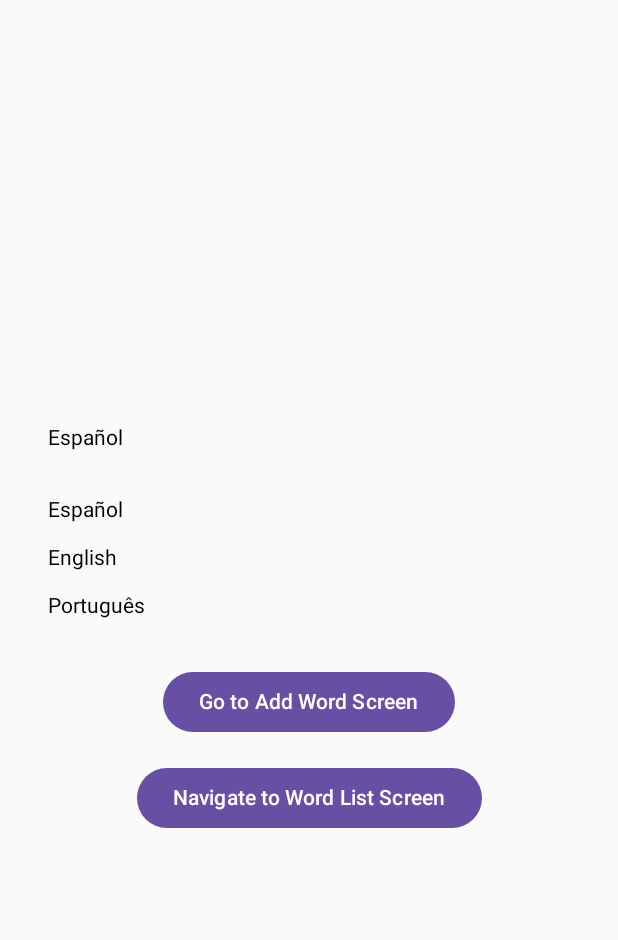
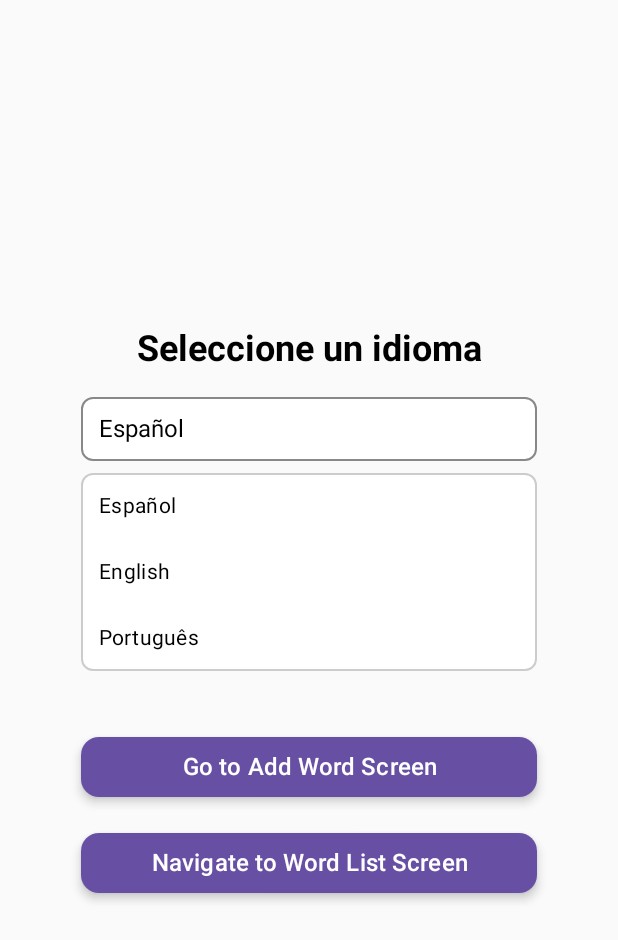
Before and after one commit to fgmasw/FullyTrilingual-Public, an Android app built with Jetpack Compose: the screen it shows after launch (MainActivity), after a tap on "Español", on a phone screen of 412 x 824 dp. Shown: the top 940 px of the screen. Run offline under Robolectric (Android 15) with nearby library versions, the phone set to English and light mode, and no system bars.

Commit message:
Update with changes 2024-12-15 16:27

```diff
--- a/app/src/main/java/com/fagir/fullytrilingual/ui/screens/home/HomeScreenPlaceholder.kt
+++ b/app/src/main/java/com/fagir/fullytrilingual/ui/screens/home/HomeScreenPlaceholder.kt
@@ -1,18 +1,26 @@
 package com.fagir.fullytrilingual.ui.screens.home
 
+import androidx.compose.foundation.background
+import androidx.compose.foundation.border
 import androidx.compose.foundation.clickable
 import androidx.compose.foundation.layout.*
+import androidx.compose.foundation.shape.RoundedCornerShape
 import androidx.compose.foundation.text.BasicText
 import androidx.compose.material3.Button
+import androidx.compose.material3.ButtonDefaults
+import androidx.compose.material3.MaterialTheme
 import androidx.compose.material3.Text
 import androidx.compose.runtime.*
 import androidx.compose.ui.Alignment
 import androidx.compose.ui.Modifier
+import androidx.compose.ui.graphics.Color
+import androidx.compose.ui.text.font.FontWeight
+import androidx.compose.ui.text.style.TextAlign
 import androidx.compose.ui.tooling.preview.Preview
 import androidx.compose.ui.unit.dp
+import androidx.compose.ui.unit.sp
 import androidx.navigation.NavController
 import androidx.navigation.compose.rememberNavController
-import androidx.compose.runtime.Composable
 
 @Composable
 fun HomeScreenPlaceholder(navController: NavController) {
@@ -28,25 +36,39 @@ fun HomeScreenPlaceholder(navController: NavController) {
         horizontalAlignment = Alignment.CenterHorizontally,
         verticalArrangement = Arrangement.Center
     ) {
+        // Título
+        Text(
+            text = "Seleccione un idioma",
+            style = MaterialTheme.typography.headlineSmall.copy(fontWeight = FontWeight.Bold),
+            modifier = Modifier.padding(bottom = 16.dp)
+        )
+
         // Dropdown trigger
         Box(
             modifier = Modifier
-                .fillMaxWidth()
+                .fillMaxWidth(0.8f)
+                .border(1.dp, Color.Gray, RoundedCornerShape(8.dp))
+                .background(Color.White, RoundedCornerShape(8.dp))
                 .clickable { expanded = !expanded }
-                .padding(8.dp)
+                .padding(12.dp)
         ) {
             Text(
-                text = languages.firstOrNull { it.first == selectedLanguage }?.second ?: "Seleccione un idioma",
-                modifier = Modifier.padding(8.dp)
+                text = languages.firstOrNull { it.first == selectedLanguage }?.second
+                    ?: "Seleccione un idioma",
+                fontSize = 16.sp,
+                color = Color.Black
             )
         }
+
+        Spacer(modifier = Modifier.height(8.dp))
 
         // Dropdown content
         if (expanded) {
             Column(
                 modifier = Modifier
-                    .fillMaxWidth()
-                    .padding(8.dp)
+                    .fillMaxWidth(0.8f)
+                    .border(1.dp, Color.LightGray, RoundedCornerShape(8.dp))
+                    .background(Color.White, RoundedCornerShape(8.dp))
             ) {
                 languages.forEach { language ->
                     BasicText(
@@ -57,26 +79,44 @@ fun HomeScreenPlaceholder(navController: NavController) {
                                 selectedLanguage = language.first
                                 expanded = false
                             }
-                            .padding(8.dp)
+                            .padding(12.dp),
+                        style = MaterialTheme.typography.bodyMedium.copy(fontSize = 14.sp)
                     )
                 }
             }
         }
 
-        Spacer(modifier = Modifier.height(16.dp))
+        Spacer(modifier = Modifier.height(32.dp))
 
-        Button(onClick = {
-            navController.navigate("addWord/$selectedLanguage")
-        }) {
-            Text(text = "Go to Add Word Screen")
+        // Buttons
+        Button(
+            onClick = { navController.navigate("addWord/$selectedLanguage") },
+            modifier = Modifier
+                .fillMaxWidth(0.8f)
+                .padding(vertical = 8.dp),
+            shape = RoundedCornerShape(12.dp),
+            elevation = ButtonDefaults.buttonElevation(defaultElevation = 4.dp)
+        ) {
+            Text(
+                text = "Go to Add Word Screen",
+                fontSize = 16.sp,
+                textAlign = TextAlign.Center
+            )
         }
 
-        Spacer(modifier = Modifier.height(16.dp))
-
-        Button(onClick = {
-            navController.navigate("wordList")
-        }) {
-            Text(text = "Navigate to Word List Screen")
+        Button(
+            onClick = { navController.navigate("wordList") },
+            modifier = Modifier
+                .fillMaxWidth(0.8f)
+                .padding(vertical = 8.dp),
+            shape = RoundedCornerShape(12.dp),
+            elevation = ButtonDefaults.buttonElevation(defaultElevation = 4.dp)
+        ) {
+            Text(
+                text = "Navigate to Word List Screen",
+                fontSize = 16.sp,
+                textAlign = TextAlign.Center
+            )
         }
     }
 }
```
